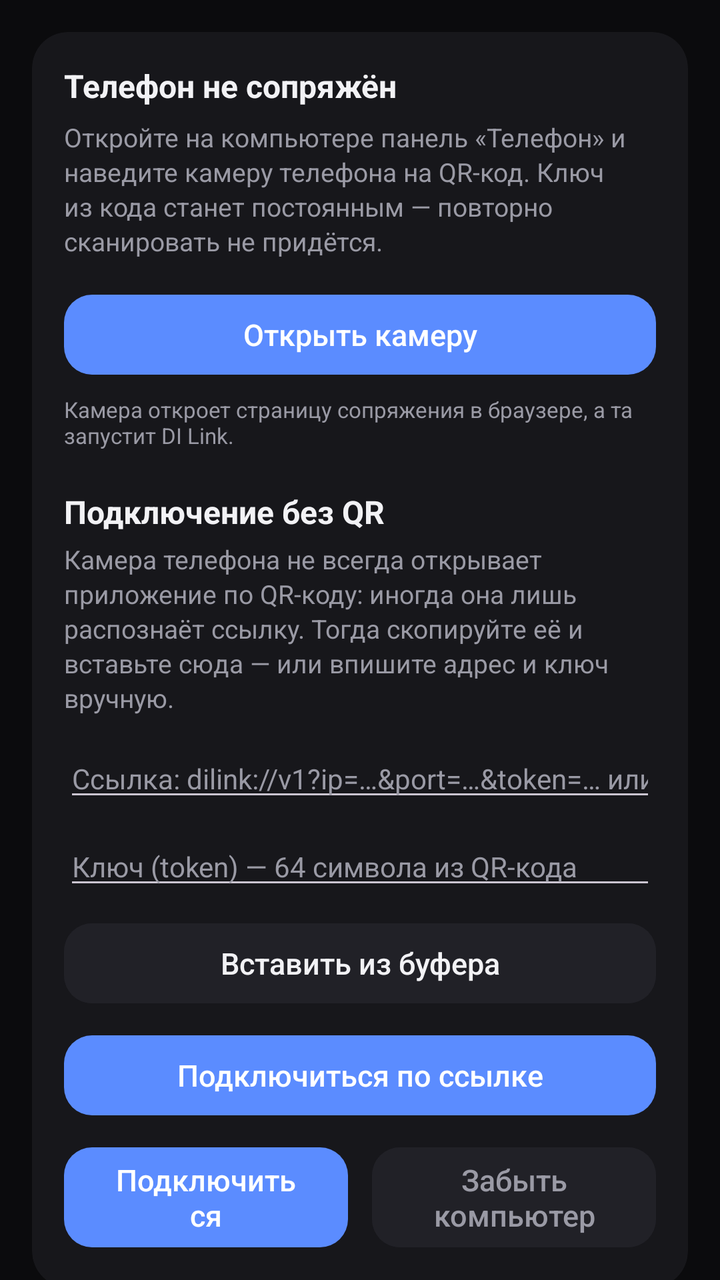
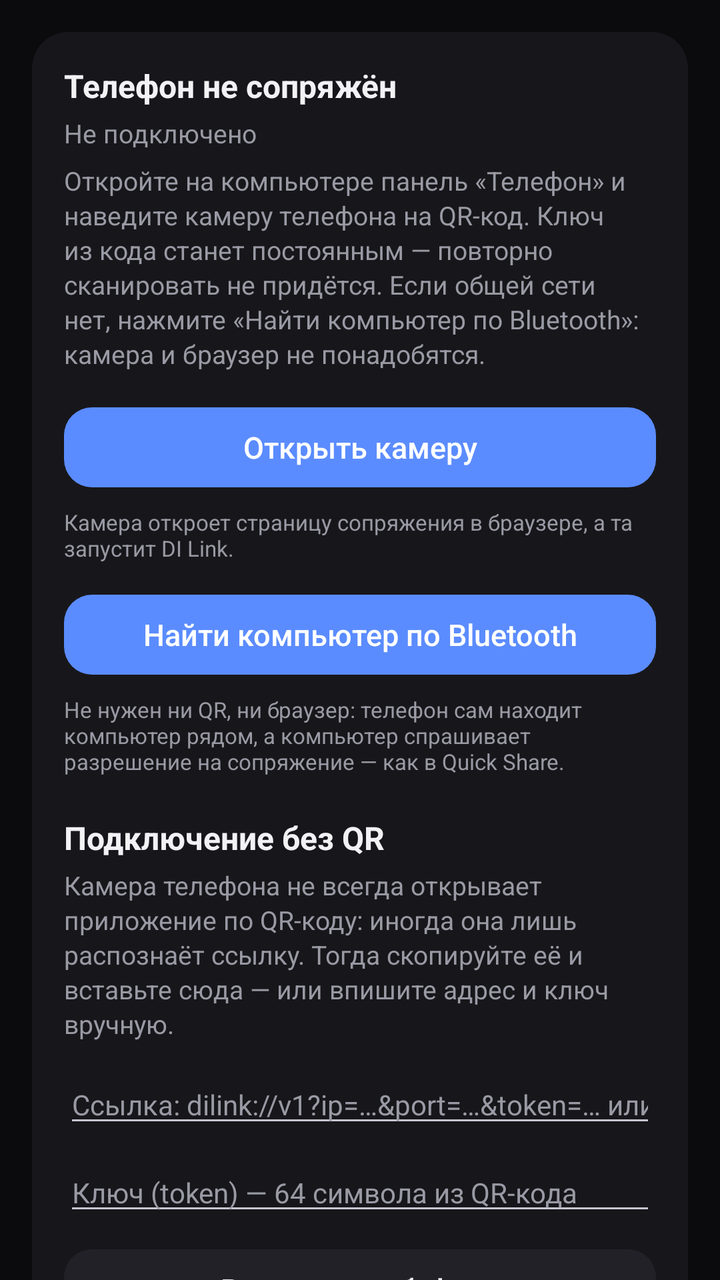

Two renders of the same Android screen: before a commit and after it. Below are the layout's source before the change and the commit's diff.
<!-- AndroidManifest.xml: application theme Theme.DiLink -->
<!-- res/layout/fragment_link.xml -->
<?xml version="1.0" encoding="utf-8"?>
<androidx.core.widget.NestedScrollView xmlns:android="http://schemas.android.com/apk/res/android"
    xmlns:app="http://schemas.android.com/apk/res-auto"
    android:layout_width="match_parent"
    android:layout_height="match_parent"
    android:fillViewport="true">

    <LinearLayout
        android:layout_width="match_parent"
        android:layout_height="wrap_content"
        android:orientation="vertical"
        android:padding="16dp">

        <com.google.android.material.card.MaterialCardView
            android:layout_width="match_parent"
            android:layout_height="wrap_content"
            android:layout_marginBottom="12dp">

            <LinearLayout
                android:layout_width="match_parent"
                android:layout_height="wrap_content"
                android:orientation="vertical">

                <TextView
                    android:id="@+id/pairTitle"
                    style="@style/Text_DiLink_Section"
                    android:layout_width="match_parent"
                    android:layout_height="wrap_content"
                    android:text="@string/status_paired_none" />

                <TextView
                    android:id="@+id/pairHint"
                    style="@style/Text_DiLink_Body"
                    android:layout_width="match_parent"
                    android:layout_height="wrap_content"
                    android:layout_marginTop="6dp"
                    android:text="@string/pair_hint" />

                <com.google.android.material.button.MaterialButton
                    android:id="@+id/scan"
                    style="@style/Widget_DiLink_Button"
                    android:layout_width="match_parent"
                    android:layout_height="wrap_content"
                    android:layout_marginTop="14dp"
                    android:text="@string/action_camera" />

                <TextView
                    style="@style/Text_DiLink_Caption"
                    android:layout_width="match_parent"
                    android:layout_height="wrap_content"
                    android:layout_marginTop="6dp"
                    android:text="@string/camera_hint" />

                <TextView
                    style="@style/Text_DiLink_Section"
                    android:layout_width="match_parent"
                    android:layout_height="wrap_content"
                    android:layout_marginTop="20dp"
                    android:text="@string/section_manual" />

                <TextView
                    style="@style/Text_DiLink_Body"
                    android:layout_width="match_parent"
                    android:layout_height="wrap_content"
                    android:layout_marginTop="4dp"
                    android:text="@string/manual_hint" />

                <EditText
                    android:id="@+id/manualLink"
                    android:layout_width="match_parent"
                    android:layout_height="wrap_content"
                    android:layout_marginTop="12dp"
                    android:hint="@string/manual_link_hint"
                    android:inputType="textUri|textNoSuggestions"
                    android:maxLines="3"
                    android:textColor="@color/text_primary"
                    android:textColorHint="@color/text_secondary"
                    android:textSize="14sp"
                    android:autofillHints="" />

                <EditText
                    android:id="@+id/manualToken"
                    android:layout_width="match_parent"
                    android:layout_height="wrap_content"
                    android:layout_marginTop="8dp"
                    android:hint="@string/manual_token_hint"
                    android:inputType="textVisiblePassword|textNoSuggestions"
                    android:maxLines="2"
                    android:textColor="@color/text_primary"
                    android:textColorHint="@color/text_secondary"
                    android:textSize="14sp"
                    android:autofillHints="" />

                <com.google.android.material.button.MaterialButton
                    android:id="@+id/paste"
                    style="@style/Widget_DiLink_Button"
                    android:layout_width="match_parent"
                    android:layout_height="wrap_content"
                    android:layout_marginTop="8dp"
                    android:backgroundTint="@color/surface_high"
                    android:text="@string/action_paste"
                    android:textColor="@color/text_primary" />

                <com.google.android.material.button.MaterialButton
                    android:id="@+id/manualConnect"
                    style="@style/Widget_DiLink_Button"
                    android:layout_width="match_parent"
                    android:layout_height="wrap_content"
                    android:layout_marginTop="8dp"
                    android:text="@string/action_manual_connect" />

                <LinearLayout
                    android:layout_width="match_parent"
                    android:layout_height="wrap_content"
                    android:layout_marginTop="8dp"
                    android:orientation="horizontal">

                    <com.google.android.material.button.MaterialButton
                        android:id="@+id/connect"
                        style="@style/Widget_DiLink_Button"
                        android:layout_width="0dp"
                        android:layout_height="wrap_content"
                        android:layout_marginEnd="6dp"
                        android:layout_weight="1"
                        android:text="@string/action_connect" />

                    <com.google.android.material.button.MaterialButton
                        android:id="@+id/forget"
                        style="@style/Widget_DiLink_Button"
                        android:layout_width="0dp"
                        android:layout_height="wrap_content"
                        android:layout_marginStart="6dp"
                        android:layout_weight="1"
                        android:backgroundTint="@color/surface_high"
                        android:text="@string/action_forget"
                        android:textColor="@color/text_secondary" />
                </LinearLayout>
            </LinearLayout>
        </com.google.android.material.card.MaterialCardView>

        <com.google.android.material.card.MaterialCardView
            android:layout_width="match_parent"
            android:layout_height="wrap_content"
            android:layout_marginBottom="12dp">

            <LinearLayout
                android:layout_width="match_parent"
                android:layout_height="wrap_content"
                android:orientation="vertical">

                <TextView
                    style="@style/Text_DiLink_Section"
                    android:layout_width="match_parent"
                    android:layout_height="wrap_content"
                    android:text="@string/section_clipboard" />

                <TextView
                    style="@style/Text_DiLink_Body"
                    android:layout_width="match_parent"
                    android:layout_height="wrap_content"
                    android:layout_marginTop="4dp"
                    android:text="@string/clipboard_hint" />

                <com.google.android.material.button.MaterialButton
                    android:id="@+id/sendClipboard"
                    style="@style/Widget_DiLink_Button"
                    android:layout_width="match_parent"
                    android:layout_height="wrap_content"
                    android:layout_marginTop="12dp"
                    android:backgroundTint="@color/surface_high"
                    android:text="@string/action_send_clipboard"
                    android:textColor="@color/text_primary" />
            </LinearLayout>
        </com.google.android.material.card.MaterialCardView>

        <com.google.android.material.card.MaterialCardView
            android:layout_width="match_parent"
            android:layout_height="wrap_content"
            android:layout_marginBottom="12dp">

            <LinearLayout
                android:layout_width="match_parent"
                android:layout_height="wrap_content"
                android:orientation="vertical">

                <TextView
                    style="@style/Text_DiLink_Section"
                    android:layout_width="match_parent"
                    android:layout_height="wrap_content"
                    android:text="@string/section_files" />

                <TextView
                    android:id="@+id/transferEmpty"
                    style="@style/Text_DiLink_Body"
                    android:layout_width="match_parent"
                    android:layout_height="wrap_content"
                    android:layout_marginTop="4dp"
                    android:text="@string/transfer_none" />

                <androidx.recyclerview.widget.RecyclerView
                    android:id="@+id/transfers"
                    android:layout_width="match_parent"
                    android:layout_height="wrap_content"
                    android:layout_marginTop="8dp"
                    android:nestedScrollingEnabled="false" />

                <com.google.android.material.button.MaterialButton
                    android:id="@+id/pickFile"
                    style="@style/Widget_DiLink_Button"
                    android:layout_width="match_parent"
                    android:layout_height="wrap_content"
                    android:layout_marginTop="12dp"
                    android:backgroundTint="@color/surface_high"
                    android:text="@string/action_send_file"
                    android:textColor="@color/text_primary" />
            </LinearLayout>
        </com.google.android.material.card.MaterialCardView>

        <TextView
            android:id="@+id/error"
            style="@style/Text_DiLink_Caption"
            android:layout_width="match_parent"
            android:layout_height="wrap_content"
            android:textColor="@color/danger"
            android:visibility="gone" />

    </LinearLayout>
</androidx.core.widget.NestedScrollView>
<!-- resources referenced by this layout -->
<resources>
  <color name="danger">#FFFF6B6B</color>
  <color name="surface_high">#FF212127</color>
  <color name="text_primary">#FFF2F2F5</color>
  <color name="text_secondary">#FF9A9AA5</color>
  <string name="action_camera">Открыть камеру</string>
  <string name="action_connect">Подключиться</string>
  <string name="action_forget">Забыть компьютер</string>
  <string name="action_manual_connect">Подключиться по ссылке</string>
  <string name="action_paste">Вставить из буфера</string>
  <string name="action_send_clipboard">Отправить буфер на компьютер</string>
  <string name="action_send_file">Отправить файл на компьютер</string>
  <string name="camera_hint">Камера откроет страницу сопряжения в браузере, а та запустит DI Link.</string>
  <string name="clipboard_hint">Скопированный текст уходит на компьютер, пока приложение открыто. Вставка с компьютера попадает в буфер телефона в любой момент.</string>
  <string name="manual_hint">Камера телефона не всегда открывает приложение по QR-коду: иногда она лишь распознаёт ссылку. Тогда скопируйте её и вставьте сюда — или впишите адрес и ключ вручную.</string>
  <string name="manual_link_hint">Ссылка: dilink://v1?ip=…&amp;port=…&amp;token=… или 192.168.1.4:19532</string>
  <string name="manual_token_hint">Ключ (token) — 64 символа из QR-кода</string>
  <string name="pair_hint">Откройте на компьютере панель «Телефон» и наведите камеру телефона на QR-код. Ключ из кода станет постоянным — повторно сканировать не придётся.</string>
  <string name="section_clipboard">Буфер обмена</string>
  <string name="section_files">Файлы</string>
  <string name="section_manual">Подключение без QR</string>
  <string name="status_paired_none">Телефон не сопряжён</string>
  <string name="transfer_none">Передач пока не было. Картинки с компьютера сразу попадают в галерею, остальные файлы — в папку Download/DI Link.</string>
  <style name="Text_DiLink_Caption">
          <item name="android:textColor">@color/text_secondary</item>
          <item name="android:textSize">11sp</item>
      </style>
  <style name="Text_DiLink_Section">
          <item name="android:textColor">@color/text_primary</item>
          <item name="android:textSize">16sp</item>
          <item name="android:textStyle">bold</item>
      </style>
  <color name="accent">#FF5B8CFF</color>
  <color name="surface">#FF17171B</color>
  <color name="bg">#FF0B0B0D</color>
  <style name="Widget_DiLink_Toolbar" parent="Widget.Material3.Toolbar">
          <item name="android:background">@color/bg</item>
          <item name="titleTextColor">@color/text_primary</item>
      </style>
  <color name="accent_soft">#335B8CFF</color>
  <!-- unchanged entries left out for length: 5 -->
</resources>

<!-- the commit's change to res/layout/fragment_link.xml (unified diff, before → after) -->
@@ -29,6 +29,14 @@
                     android:text="@string/status_paired_none" />
 
                 <TextView
+                    android:id="@+id/linkState"
+                    style="@style/Text_DiLink_Body"
+                    android:layout_width="match_parent"
+                    android:layout_height="wrap_content"
+                    android:layout_marginTop="4dp"
+                    android:text="@string/status_disconnected" />
+
+                <TextView
                     android:id="@+id/pairHint"
                     style="@style/Text_DiLink_Body"
                     android:layout_width="match_parent"
@@ -50,6 +58,21 @@
                     android:layout_height="wrap_content"
                     android:layout_marginTop="6dp"
                     android:text="@string/camera_hint" />
+
+                <com.google.android.material.button.MaterialButton
+                    android:id="@+id/findComputer"
+                    style="@style/Widget_DiLink_Button"
+                    android:layout_width="match_parent"
+                    android:layout_height="wrap_content"
+                    android:layout_marginTop="12dp"
+                    android:text="@string/action_find_computer" />
+
+                <TextView
+                    style="@style/Text_DiLink_Caption"
+                    android:layout_width="match_parent"
+                    android:layout_height="wrap_content"
+                    android:layout_marginTop="6dp"
+                    android:text="@string/find_computer_hint" />
 
                 <TextView
                     style="@style/Text_DiLink_Section"
@@ -108,6 +131,21 @@
                     android:layout_height="wrap_content"
                     android:layout_marginTop="8dp"
                     android:text="@string/action_manual_connect" />
+
+                <com.google.android.material.materialswitch.MaterialSwitch
+                    android:id="@+id/preferBluetooth"
+                    style="@style/Widget_DiLink_SwitchRow"
+                    android:layout_width="match_parent"
+                    android:layout_height="wrap_content"
+                    android:layout_marginTop="8dp"
+                    android:text="@string/row_prefer_bluetooth" />
+
+                <TextView
+                    style="@style/Text_DiLink_Caption"
+                    android:layout_width="match_parent"
+                    android:layout_height="wrap_content"
+                    android:layout_marginTop="4dp"
+                    android:text="@string/prefer_bluetooth_hint" />
 
                 <LinearLayout
                     android:layout_width="match_parent"
<!-- resource entries referenced after the edit -->
@@ -6,6 +6,7 @@
   <color name="text_secondary">#FF9A9AA5</color>
   <string name="action_camera">Открыть камеру</string>
   <string name="action_connect">Подключиться</string>
+  <string name="action_find_computer">Найти компьютер по Bluetooth</string>
   <string name="action_forget">Забыть компьютер</string>
   <string name="action_manual_connect">Подключиться по ссылке</string>
   <string name="action_paste">Вставить из буфера</string>
@@ -13,13 +14,17 @@
   <string name="action_send_file">Отправить файл на компьютер</string>
   <string name="camera_hint">Камера откроет страницу сопряжения в браузере, а та запустит DI Link.</string>
   <string name="clipboard_hint">Скопированный текст уходит на компьютер, пока приложение открыто. Вставка с компьютера попадает в буфер телефона в любой момент.</string>
+  <string name="find_computer_hint">Не нужен ни QR, ни браузер: телефон сам находит компьютер рядом, а компьютер спрашивает разрешение на сопряжение — как в Quick Share.</string>
   <string name="manual_hint">Камера телефона не всегда открывает приложение по QR-коду: иногда она лишь распознаёт ссылку. Тогда скопируйте её и вставьте сюда — или впишите адрес и ключ вручную.</string>
   <string name="manual_link_hint">Ссылка: dilink://v1?ip=…&amp;port=…&amp;token=… или 192.168.1.4:19532</string>
   <string name="manual_token_hint">Ключ (token) — 64 символа из QR-кода</string>
-  <string name="pair_hint">Откройте на компьютере панель «Телефон» и наведите камеру телефона на QR-код. Ключ из кода станет постоянным — повторно сканировать не придётся.</string>
+  <string name="pair_hint">Откройте на компьютере панель «Телефон» и наведите камеру телефона на QR-код. Ключ из кода станет постоянным — повторно сканировать не придётся. Если общей сети нет, нажмите «Найти компьютер по Bluetooth»: камера и браузер не понадобятся.</string>
+  <string name="prefer_bluetooth_hint">Связь держится по Wi-Fi и Bluetooth одновременно: обрыв одного канала не рвёт соединение. Этот переключатель выбирает лишь основной канал для отправки. Сеть быстрее, Bluetooth работает без общей сети.</string>
+  <string name="row_prefer_bluetooth">Bluetooth в приоритете для отправки</string>
   <string name="section_clipboard">Буфер обмена</string>
   <string name="section_files">Файлы</string>
   <string name="section_manual">Подключение без QR</string>
+  <string name="status_disconnected">Не подключено</string>
   <string name="status_paired_none">Телефон не сопряжён</string>
   <string name="transfer_none">Передач пока не было. Картинки с компьютера сразу попадают в галерею, остальные файлы — в папку Download/DI Link.</string>
   <style name="Text_DiLink_Caption">
@@ -30,6 +35,16 @@
           <item name="android:textColor">@color/text_primary</item>
           <item name="android:textSize">16sp</item>
           <item name="android:textStyle">bold</item>
+      </style>
+  <style name="Widget_DiLink_SwitchRow" parent="Widget.Material3.CompoundButton.MaterialSwitch">
+          <item name="android:minHeight">52dp</item>
+          <item name="android:gravity">center_vertical</item>
+          <item name="android:textColor">@color/text_primary</item>
+          <item name="android:textSize">15sp</item>
+          <item name="android:paddingStart">0dp</item>
+          <item name="android:paddingEnd">0dp</item>
+          <item name="thumbTint">@color/text_secondary</item>
+          <item name="trackTint">@color/surface_high</item>
       </style>
   <color name="accent">#FF5B8CFF</color>
   <color name="surface">#FF17171B</color>
